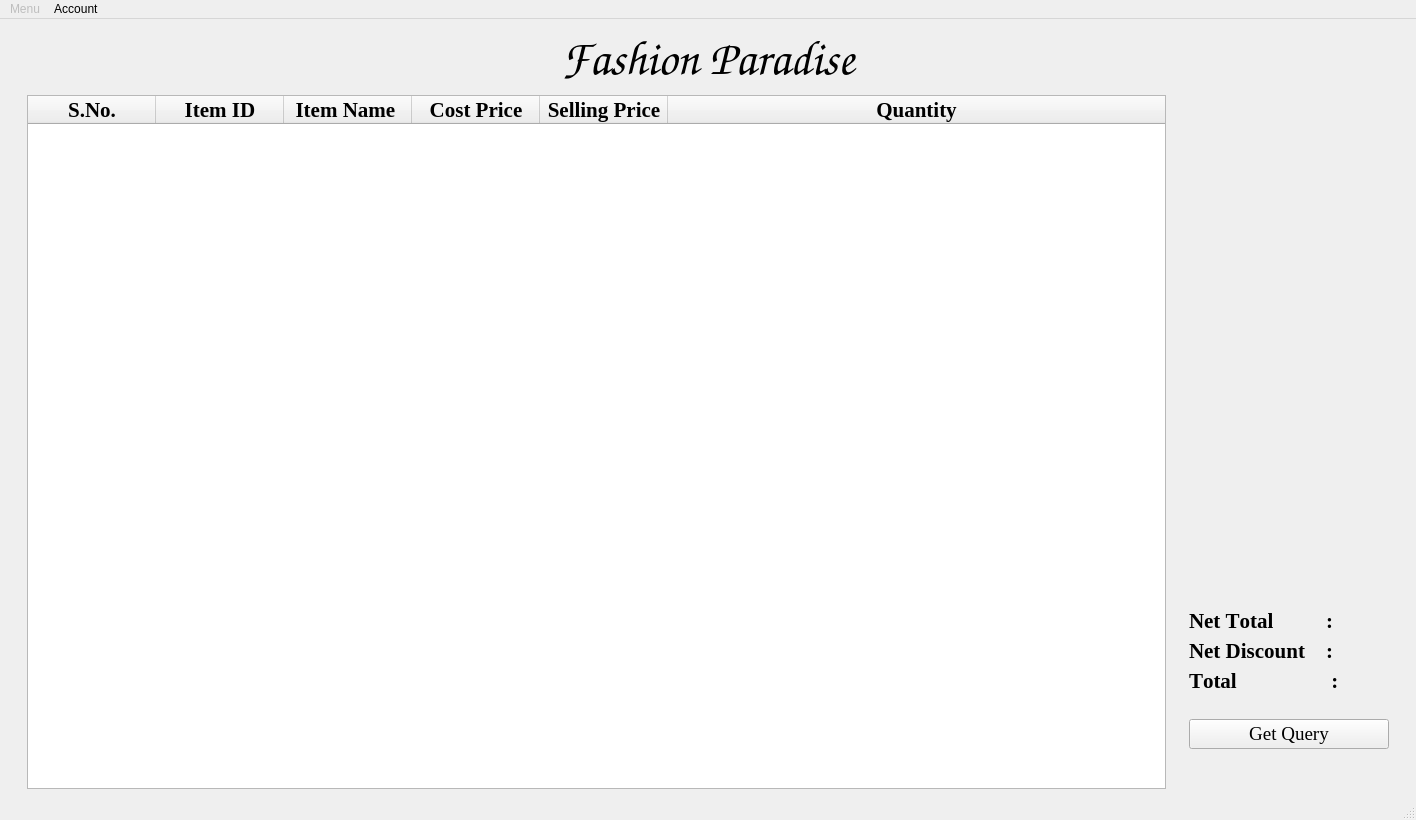
First picture: the form in Resources/Query_Formatter.ui, repository fake-botpeter17/Billing-Software, before the edit.
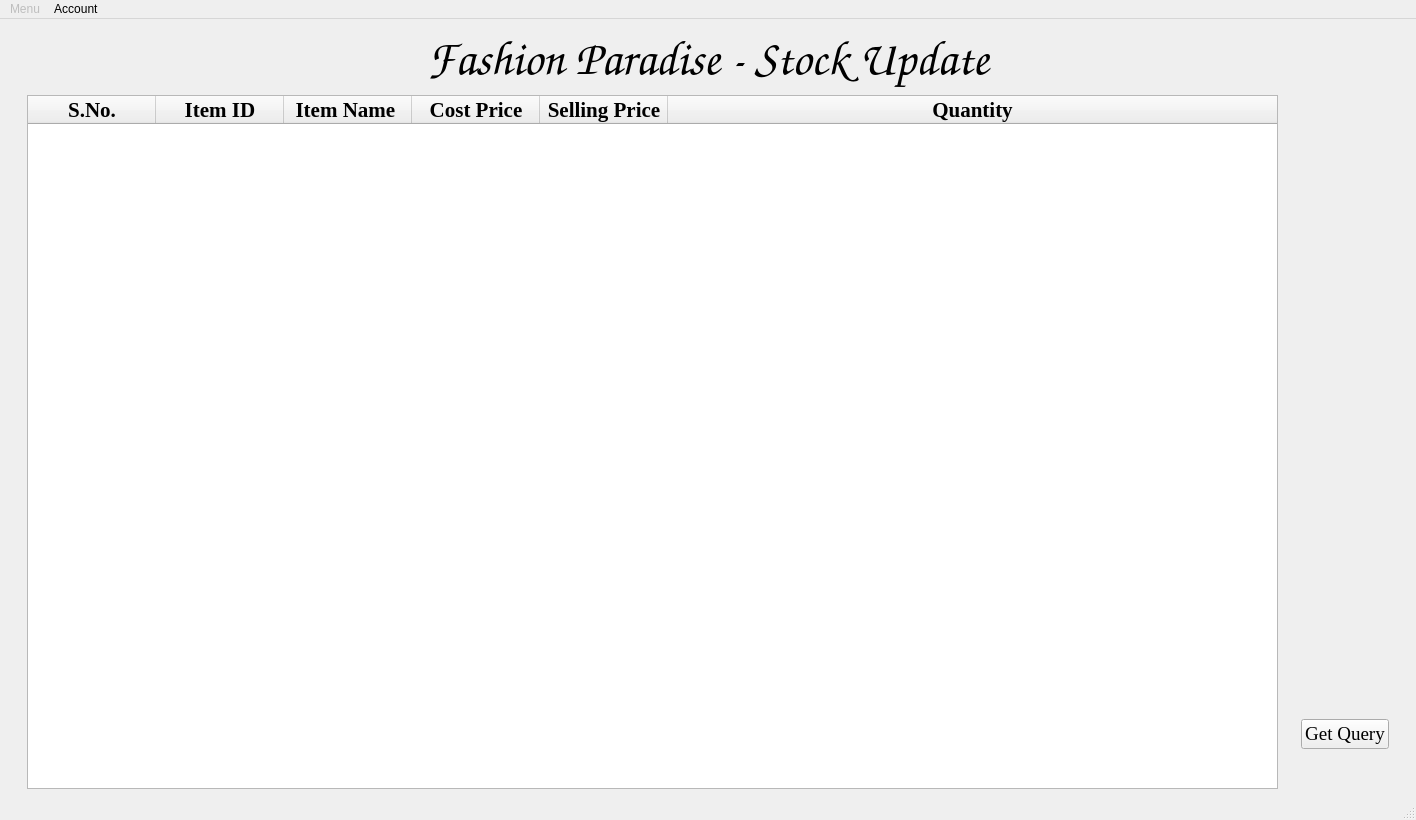
Second picture: the form after the edit. Icons and pictures are not drawn.

Commit message: Removed price labels in ui for Stock Updation.

What changed in the file:
```diff
--- a/Resources/Query_Formatter.ui
+++ b/Resources/Query_Formatter.ui
@@ -62,7 +62,7 @@
                  </font>
                 </property>
                 <property name="text">
-                 <string>Fashion Paradise</string>
+                 <string>Fashion Paradise - Stock Update</string>
                 </property>
                 <property name="alignment">
                  <set>Qt::AlignCenter</set>
@@ -406,7 +406,7 @@
                   </property>
                  </widget>
                 </item>
-                <item row="1" column="0">
+                <!-- <item row="1" column="0">
                  <layout class="QGridLayout" name="gridLayout_7">
                   <item row="0" column="0">
                    <widget class="QLabel" name="Net_Total_Label">
@@ -472,7 +472,7 @@
                    <string>Total                  :         </string>
                   </property>
                  </widget>
-                </item>
+                </item> -->
                 <item row="5" column="0">
                  <spacer name="verticalSpacer_2">
                   <property name="orientation">
```
